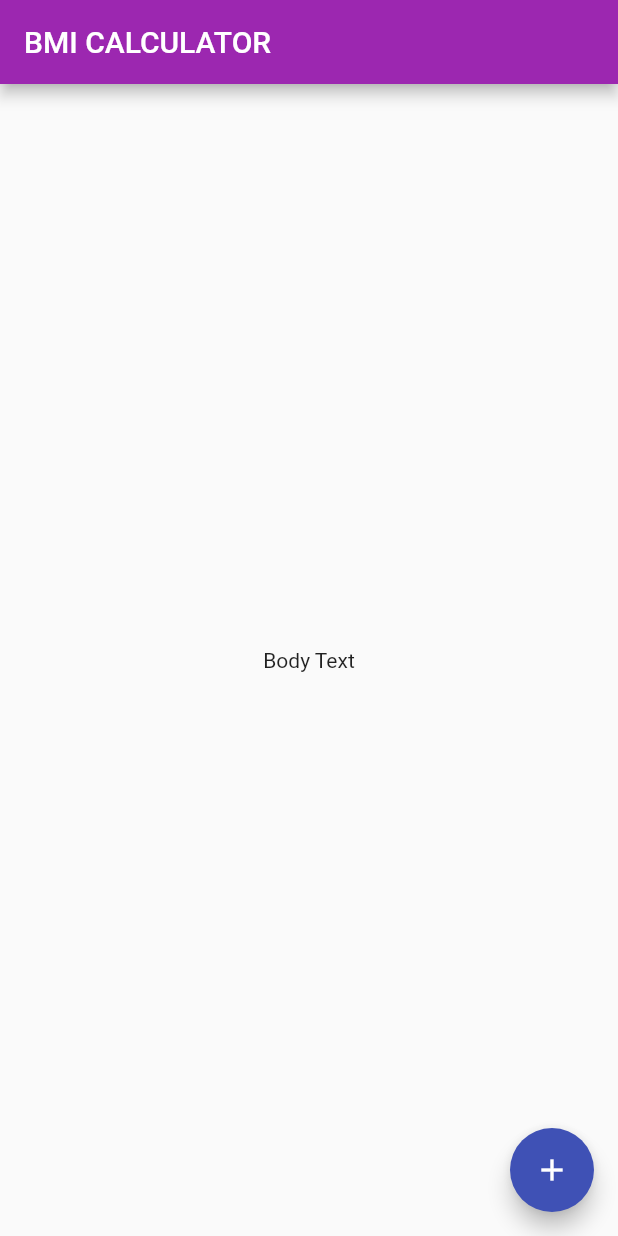
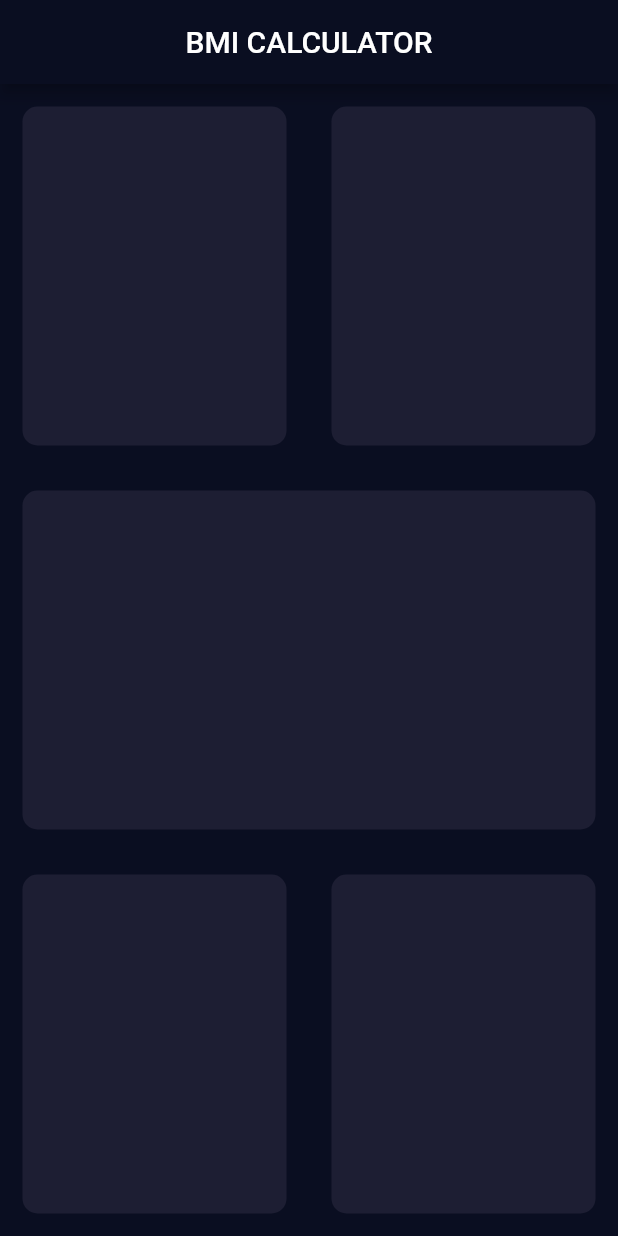
Before and after one commit to kkartikk95/bmiapp, a Flutter app: the screen it shows after launch, on a phone screen of 412 x 824 dp. Run offline on Flutter 3.47's test engine with Material 2 defaults, Android fonts, the phone set to English and light mode, and no system bars.

Commit message:
Routed to another page input_page.dart created UI base layout

```diff
--- /dev/null
+++ b/lib/input_page.dart
@@ -0,0 +1,69 @@
+import 'package:flutter/material.dart';
+
+class InputPage extends StatefulWidget {
+  @override
+  _InputPageState createState() => _InputPageState();
+}
+
+class _InputPageState extends State<InputPage> {
+  @override
+  Widget build(BuildContext context) {
+    return Scaffold(
+      appBar: AppBar(
+        centerTitle: true,
+        title: Text('BMI CALCULATOR'),
+      ),
+      body: SafeArea(
+        child: Column(
+          children: [
+            Expanded(
+              child: Row(
+                children: [
+                  Expanded(
+                    child: ReusableCard(colour: Color(0xFF1D1E33)),
+                  ),
+                  Expanded(
+                    child: ReusableCard(colour: Color(0xFF1D1E33))
+                  ),
+                ],
+              ),
+            ),
+            Expanded(
+              child: ReusableCard(colour: Color(0xFF1D1E33))
+            ),
+            Expanded(
+              child: Row(
+                children: [
+                  Expanded(
+                    child: ReusableCard(colour: Color(0xFF1D1E33))
+                  ),
+                  Expanded(
+                    child: ReusableCard(colour: Color(0xFF1D1E33))
+                  ),
+                ],
+              ),
+            ),
+          ],
+        ),
+      ),
+    );
+  }
+}
+
+class ReusableCard extends StatelessWidget {
+
+  ReusableCard ({required this.colour});
+
+  final Color colour;
+
+  @override
+  Widget build(BuildContext context) {
+    return Container(
+      margin: EdgeInsets.all(15.0),
+      decoration: BoxDecoration(
+        color: colour,
+        borderRadius: BorderRadius.circular(10.0),
+      ),
+    );
+  }
+}
--- a/lib/main.dart
+++ b/lib/main.dart
@@ -1,4 +1,5 @@
 import 'package:flutter/material.dart';
+import 'input_page.dart';
 
 void main() => runApp(BMICalculator());
 
@@ -6,38 +7,13 @@ class BMICalculator extends StatelessWidget {
   @override
   Widget build(BuildContext context) {
     return MaterialApp(
-      theme: ThemeData(
+      theme: ThemeData.dark().copyWith(
         colorScheme: ColorScheme.fromSwatch().copyWith(
-          primary: Colors.purple,
-          secondary: Colors.indigo,
+          primary: Color(0xFF0A0E21),
         ),
+        scaffoldBackgroundColor: Color(0xFF0A0E21),
       ),
       home: InputPage(),
     );
   }
 }
-
-class InputPage extends StatefulWidget {
-  @override
-  _InputPageState createState() => _InputPageState();
-}
-
-class _InputPageState extends State<InputPage> {
-  @override
-  Widget build(BuildContext context) {
-    return Scaffold(
-      appBar: AppBar(
-        title: Text('BMI CALCULATOR'),
-      ),
-      body: Center(
-        child: Text('Body Text'),
-      ),
-      floatingActionButton: FloatingActionButton(
-        onPressed: (){
-
-        },
-        child: Icon(Icons.add),
-      ),
-    );
-  }
-}
```
